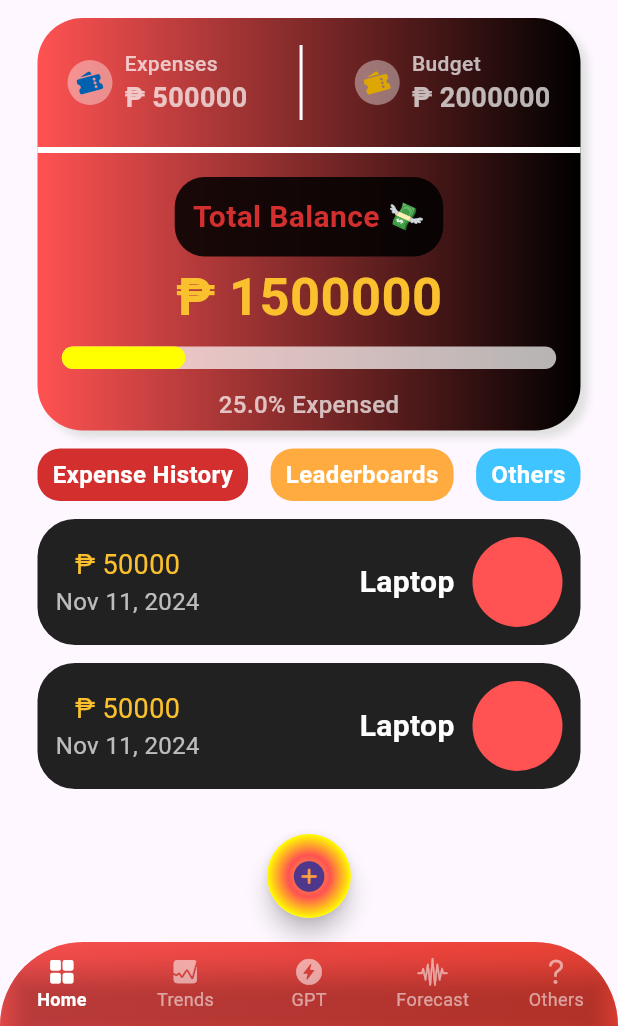
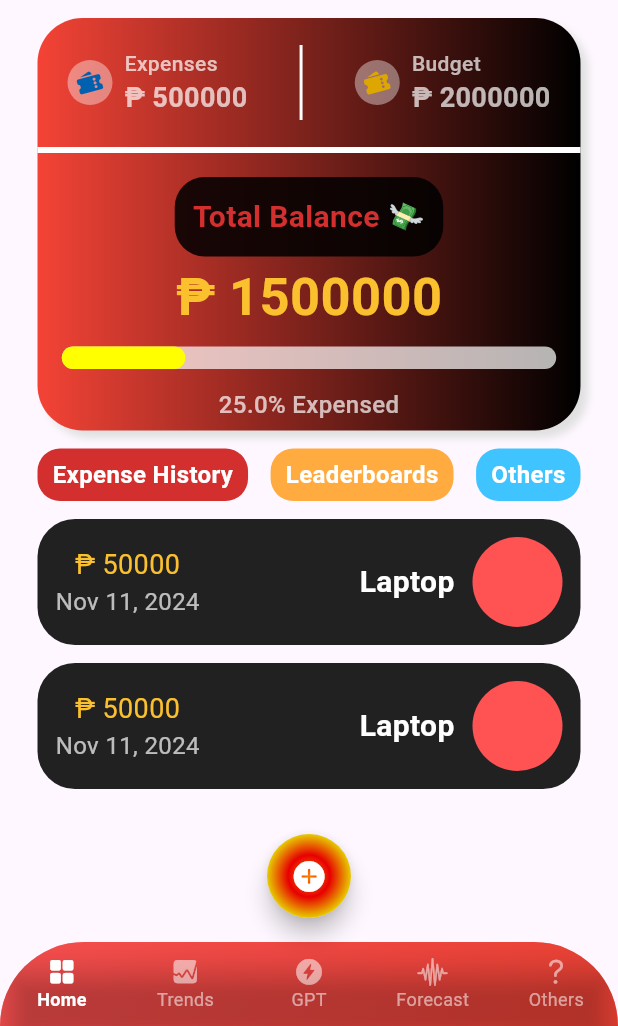
Before and after one commit to donyelqt/pera-pinoy, a Flutter app: the HomeScreen screen opened by its route, on a phone screen of 412 x 824 dp, the part 210-1236 px from its top. Run offline on Flutter 3.47's test engine with Material 3 defaults, Android fonts, the phone set to English and light mode, and no system bars.

Commit message:
"Added 'const' keyword to Color and LinearGradient instances in HomeScreen and MainScreen widgets."

```diff
--- a/lib/screens/home/views/home_screen.dart
+++ b/lib/screens/home/views/home_screen.dart
@@ -73,15 +73,16 @@ class HomeScreen extends StatelessWidget {
             shape: BoxShape.circle,
             gradient: RadialGradient(
               colors: [
-                Colors.orangeAccent,
-                Colors.redAccent,
-                Colors.yellowAccent,
+                Color.fromARGB(255, 255, 132, 0),
+                Color.fromARGB(255, 231, 0, 0),
+                const Color.fromARGB(255, 231, 204, 0),
               ],
               transform: const GradientRotation(pi / 4),
             ),
           ),
           child: const Icon(
             CupertinoIcons.add_circled_solid,
+            color: Colors.white
           ),
         ),
       ),
--- a/lib/screens/home/views/main_screen.dart
+++ b/lib/screens/home/views/main_screen.dart
@@ -93,7 +93,7 @@ class MainScreen extends StatelessWidget {
               decoration: BoxDecoration(
                   gradient: LinearGradient(
                     colors: [
-                      Colors.redAccent,
+                      Colors.red,
                       Colors.black,
                     ],
                   ),
```
